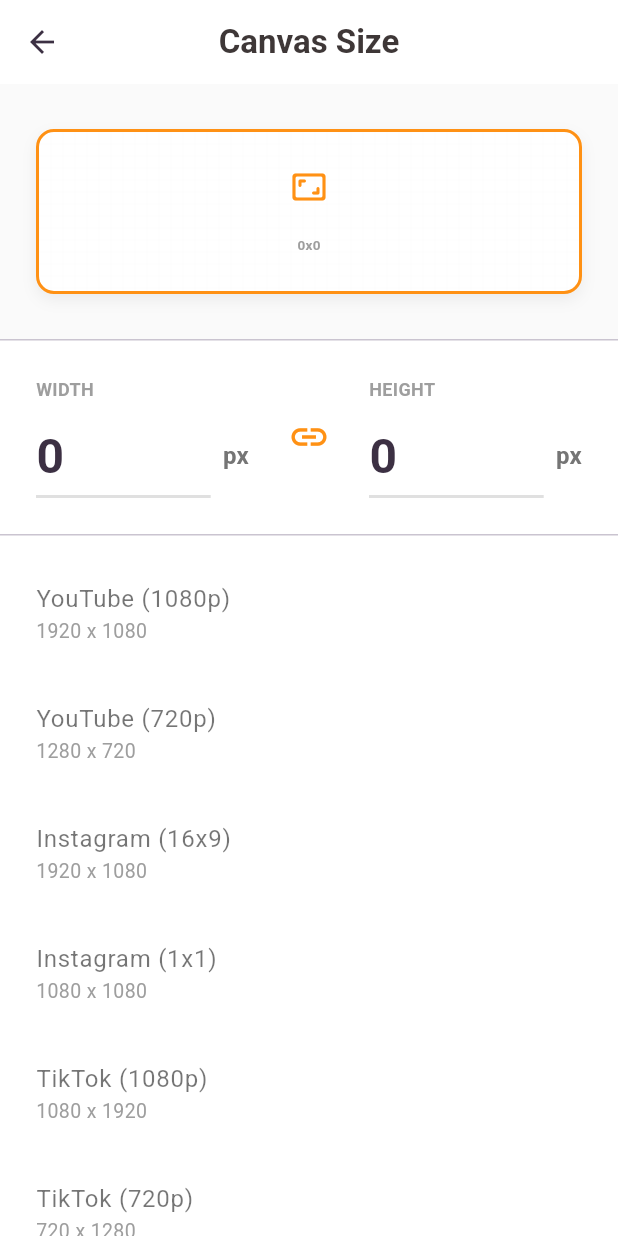
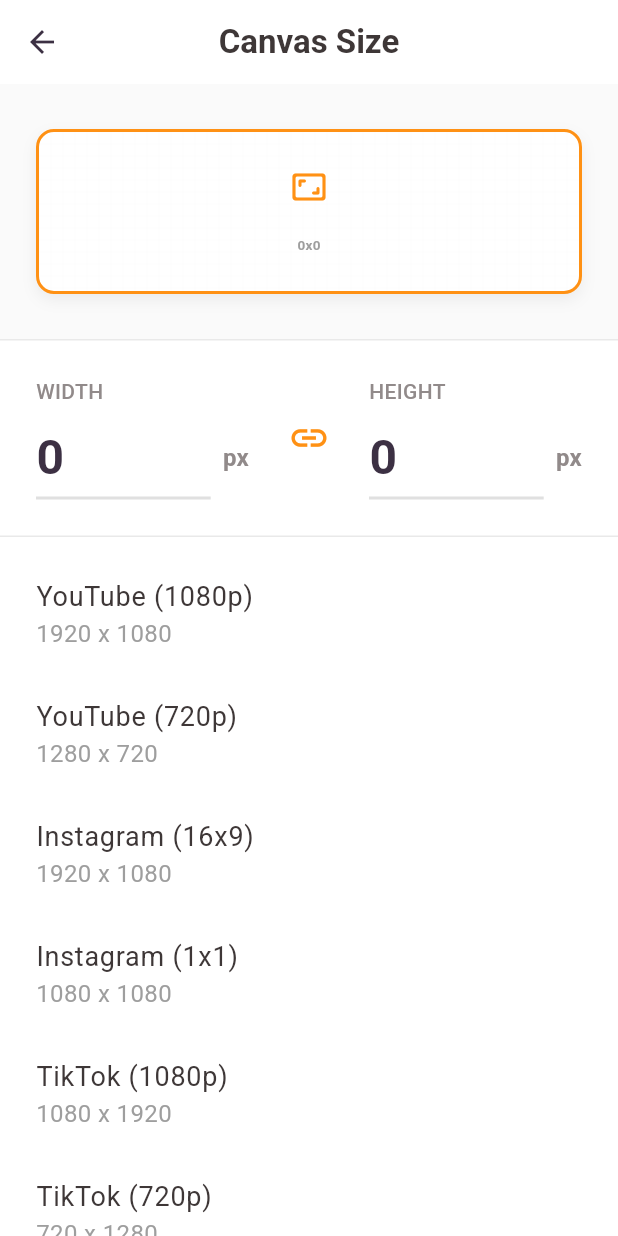
Before and after one commit to AhmadRaza7861/animation_creator, a Flutter app: the CanvasSizeScreen screen opened directly with empty values, on a phone screen of 412 x 824 dp. Run offline on Flutter 3.47's test engine with Material 3 defaults, Android fonts, the phone set to English and light mode, and no system bars; our stand-ins replace flutter_riverpod, flutter_svg, fluttertoast, image_picker, material_color_utilities, video_player; missing offline and left inert: ffmpeg_kit_flutter_new.

Commit message:
working on design

```diff
--- a/lib/core/constants/app_colors.dart
+++ b/lib/core/constants/app_colors.dart
@@ -31,4 +31,6 @@
   static const Color shodow = Color(0xff716E6E);
   static const Color selected_type = Color(0xffF0F0F0);
   static const Color background_color = Color(0xffFFFDFD);
+  static const Color text_sub2_color = Color(0xff918A8A);
+  static const Color divider_color = Color(0xffE9E9E9);
 }
--- a/lib/core/constants/app_strings.dart
+++ b/lib/core/constants/app_strings.dart
@@ -55,6 +55,9 @@
   static const String facebook = 'Facebook';
   static const String tumblr = 'Tumblr';
   static const String canvas_size = 'Canvas size';
+  static const String frames_per_second = 'Frames per second';
+  static const String width = 'WIDTH';
+  static const String height = 'HEIGHT';
 
   static const String aspect_ratio_cannot_be_changed = 'Aspect ratio cannot be changed after project creation.';
 }
--- a/lib/features/editor/presentation/screens/canvas_size_screen.dart
+++ b/lib/features/editor/presentation/screens/canvas_size_screen.dart
@@ -276,7 +276,7 @@
                 ),
               ),
             ),
-            const Divider(height: 1),
+            const Divider(height: 1,color: ColorConstants.divider_color,),
             Padding(
               padding: const EdgeInsets.symmetric(horizontal: 24.0, vertical: 24.0),
               child: Row(
@@ -286,14 +286,14 @@
                       crossAxisAlignment: CrossAxisAlignment.start,
                       children: [
                         Text(
-                          'WIDTH',
+                          StringConstants.width,
                           style: TextStyle(
-                            color: Colors.grey[500],
-                            fontSize: 12,
-                            fontWeight: FontWeight.bold,
+                            color: ColorConstants.text_sub2_color,
+                            fontSize: 14,
+                            fontWeight: FontWeight.w500,
                           ),
                         ),
-                        const SizedBox(height: 8),
+                        const SizedBox(height: 6),
                         Row(
                           children: [
                             Expanded(
@@ -322,7 +322,7 @@
                             Text(
                               'px',
                               style: TextStyle(
-                                color: Colors.grey[600],
+                                color: ColorConstants.text_sub2_color,
                                 fontSize: 16,
                                 fontWeight: FontWeight.bold,
                               ),
@@ -352,14 +352,14 @@
                       crossAxisAlignment: CrossAxisAlignment.start,
                       children: [
                         Text(
-                          'HEIGHT',
+                          StringConstants.height,
                           style: TextStyle(
-                            color: Colors.grey[500],
-                            fontSize: 12,
-                            fontWeight: FontWeight.bold,
+                            color: ColorConstants.text_sub2_color,
+                            fontSize: 14,
+                            fontWeight: FontWeight.w500,
                           ),
                         ),
-                        const SizedBox(height: 8),
+                        const SizedBox(height: 6),
                         Row(
                           children: [
                             Expanded(
@@ -388,7 +388,7 @@
                             Text(
                               'px',
                               style: TextStyle(
-                                color: Colors.grey[600],
+                                color: ColorConstants.text_sub2_color,
                                 fontSize: 16,
                                 fontWeight: FontWeight.bold,
                               ),
@@ -401,7 +401,7 @@
                 ],
               ),
             ),
-            const Divider(height: 1),
+             Divider(height: 1,color: ColorConstants.divider_color,),
             Expanded(
               child: ListView.builder(
                 padding: const EdgeInsets.symmetric(vertical: 12),
@@ -417,14 +417,14 @@
                     title: Text(
                       preset.name,
                       style: TextStyle(
-                        fontSize: 16,
-                        fontWeight: isSelected ? FontWeight.bold : FontWeight.normal,
-                        color: isSelected ? ColorConstants.darkText : Colors.black54,
+                        fontSize: 18,
+                        fontWeight: isSelected ? FontWeight.bold : FontWeight.w400,
+                        color: isSelected ? ColorConstants.text_color : ColorConstants.text_color,
                       ),
                     ),
                     subtitle: Text(
                       '${preset.width} x ${preset.height}',
-                      style: TextStyle(color: Colors.grey[500], fontSize: 13),
+                      style: TextStyle(color: Colors.grey[500], fontSize: 16,fontWeight: FontWeight.w400),
                     ),
                     trailing: isSelected
                         ? const Icon(
--- a/lib/features/editor/presentation/screens/fps_screen.dart
+++ b/lib/features/editor/presentation/screens/fps_screen.dart
@@ -1,4 +1,5 @@
 import 'dart:async';
+import 'package:dummy/core/constants/app_strings.dart';
 import 'package:flutter/material.dart';
 import '../../../../core/constants/app_colors.dart';
 import '../../../../core/constants/app_assets.dart';
@@ -77,12 +78,12 @@
             Navigator.pop(context, _selectedFps);
           },
         ),
-        title: const Text(
-          'Frames per second',
+        title:  Text(
+          StringConstants.frames_per_second,
           style: TextStyle(
-            color: ColorConstants.darkText,
-            fontWeight: FontWeight.bold,
-            fontSize: 20,
+            color: ColorConstants.text_color,
+            fontWeight: FontWeight.w700,
+            fontSize: 22,
           ),
         ),
         backgroundColor: ColorConstants.background,
```
